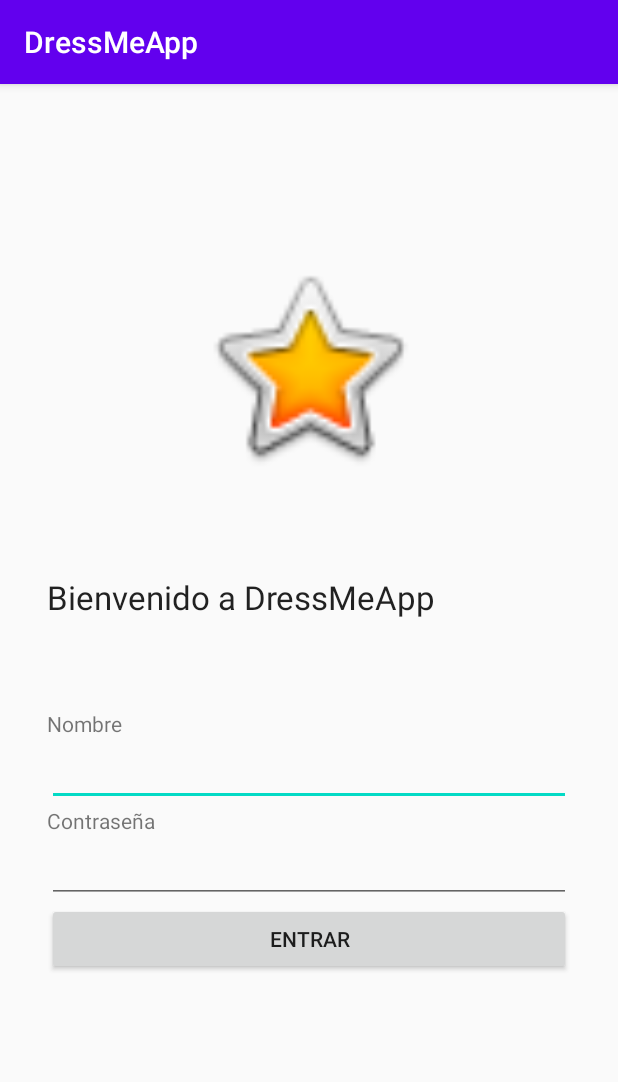
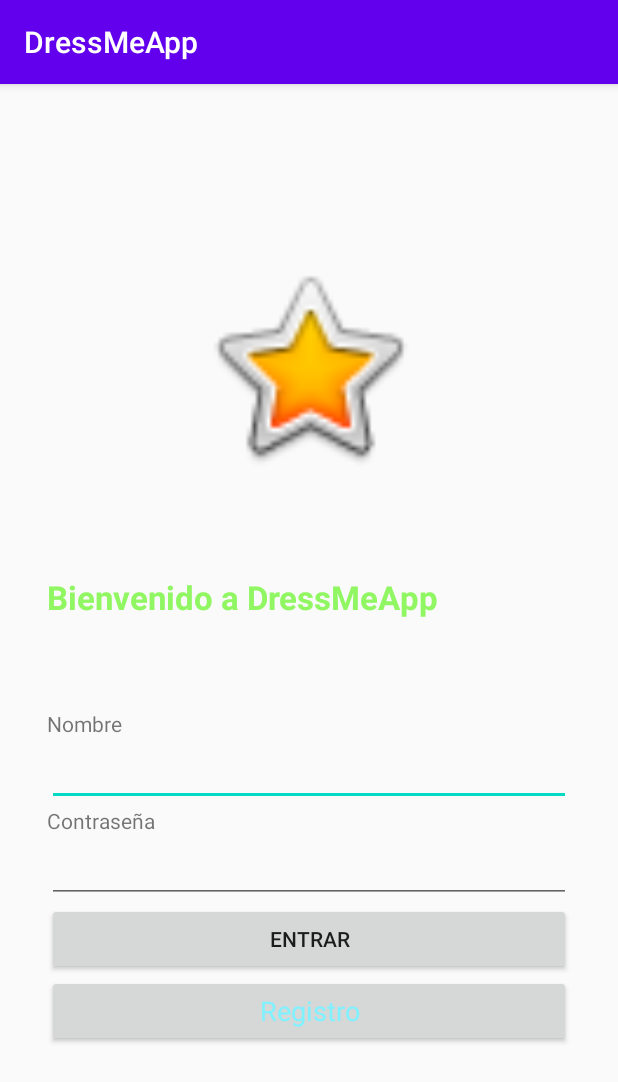
Before and after one commit to jblanava/DressMeApp, an Android app: the screen it shows after launch (MainActivity), on a phone screen of 412 x 824 dp. Shown: the top 1082 px of the screen. Run offline under Robolectric (Android 15) with nearby library versions, the phone set to English and light mode, and no system bars.

Commit message:
Boton de registro Maria

```diff
--- a/app/src/main/res/layout/activity_main.xml
+++ b/app/src/main/res/layout/activity_main.xml
@@ -31,12 +31,14 @@
                 app:srcCompat="@android:drawable/btn_star_big_on" />
 
             <TextView
-                android:id="@+id/textView"
+                android:id="@+id/bienvenida"
                 android:layout_width="match_parent"
                 android:layout_height="wrap_content"
                 android:layout_marginBottom="60dp"
                 android:text="@string/bienvenida"
-                android:textAppearance="@style/TextAppearance.AppCompat.Large" />
+                android:textAppearance="@style/TextAppearance.AppCompat.Large"
+                android:textColor="#90F662"
+                android:textStyle="bold" />
 
             <TextView
                 android:id="@+id/label_nombre"
@@ -70,6 +72,19 @@
                 android:layout_height="wrap_content"
                 android:text="@string/iniciar_sesion" />
 
+            <Button
+                android:id="@+id/btn_registro"
+                android:layout_width="match_parent"
+                android:layout_height="wrap_content"
+                android:text="Registro"
+                android:textAppearance="@style/TextAppearance.AppCompat.Display2"
+                android:textColor="#80F1FF"
+                android:textSize="18sp" />
+                android:bottomRightRadius="2000dp"
+                android:bottomLeftRadius="2000dp"
+                android:topRightRadius="2000dp"
+                android:topLeftRadius="2000dp"
+
         </LinearLayout>
 
     </ScrollView>
```
